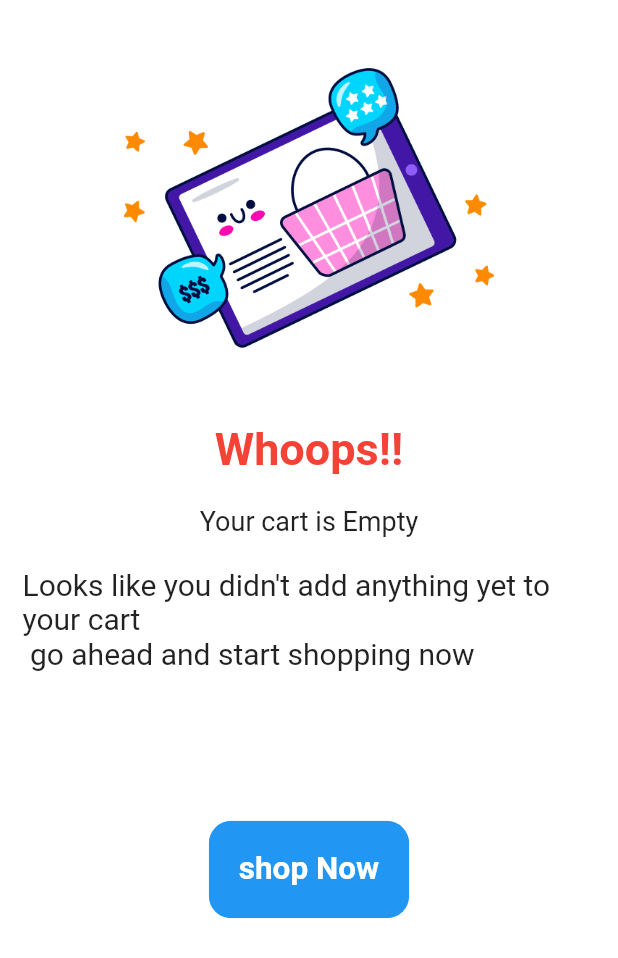
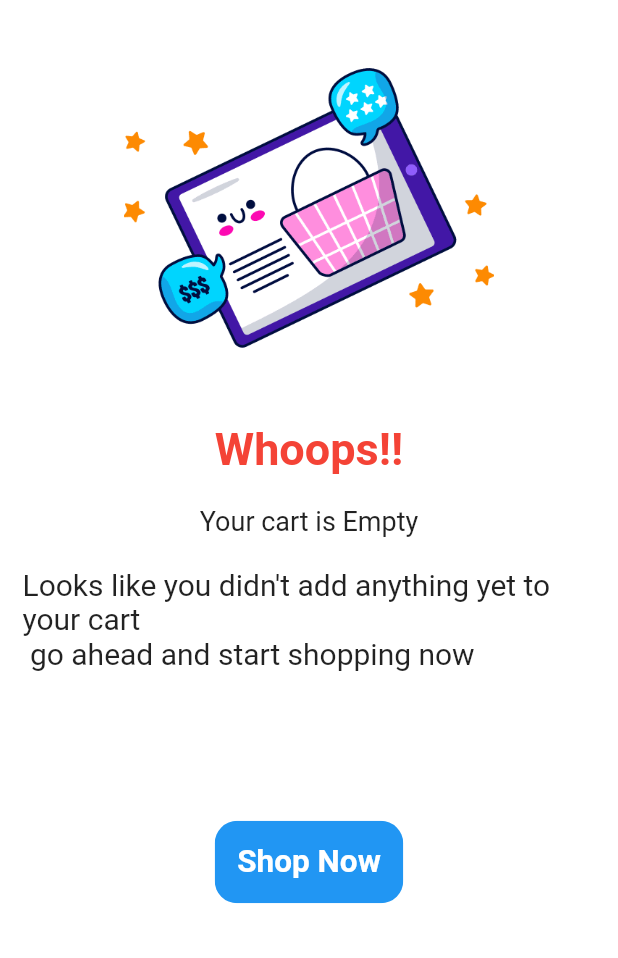
Before and after one commit to Hemo09/Ezy-Buy, a Flutter app: the CartPage screen opened by its route, on a phone screen of 412 x 824 dp. Shown: the top 958 px of the screen. Run offline on Flutter 3.47's test engine with Material 2 defaults, Android fonts, the phone set to English and light mode, and no system bars; our stand-ins replace card_swiper, fancy_shimmer_image, firebase_core, flutter_iconly, go_router, image_picker and 3 more; missing offline and left inert: dynamic_height_grid_view; accounts and stored records are empty; network calls fail.

Commit message:
finsih wishlist

```diff
--- a/lib/core/utils/widgets/custom_empty_cart.dart
+++ b/lib/core/utils/widgets/custom_empty_cart.dart
@@ -1,14 +1,16 @@
+import 'package:ezy_buy/core/utils/app_router.dart';
 import 'package:flutter/material.dart';
+import 'package:go_router/go_router.dart';
 
-class EmptyCart extends StatelessWidget {
-  const EmptyCart(
-      {super.key,
-      required this.pathImage,
-      required this.title,
-      required this.subtitle,
-      required this.body,
-      required this.buttonText});
-  final String pathImage, title, subtitle, body, buttonText;
+class CustomNoData extends StatelessWidget {
+  const CustomNoData({
+    super.key,
+    required this.pathImage,
+    required this.title,
+    required this.subtitle,
+    required this.body,
+  });
+  final String pathImage, title, subtitle, body;
 
   @override
   Widget build(BuildContext context) {
@@ -59,14 +61,16 @@ class EmptyCart extends StatelessWidget {
                 borderRadius: BorderRadius.circular(15.0),
                 child: ElevatedButton(
                     style: ElevatedButton.styleFrom(
-                      padding: const EdgeInsets.all(20.0),
+                      padding: const EdgeInsets.all(15.0),
                       elevation: 0.0,
                     ),
-                    onPressed: () {},
-                    child: Text(
-                      buttonText,
-                      style: const TextStyle(
-                          fontSize: 21, fontWeight: FontWeight.w600),
+                    onPressed: () {
+                      GoRouter.of(context).push(NamedRouteScreen.kRootPage);
+                    },
+                    child: const Text(
+                      "Shop Now",
+                      style:
+                          TextStyle(fontSize: 21, fontWeight: FontWeight.w600),
                     )),
               ),
             ],
--- a/lib/features/cart_page/presentaion/views/widgets/empty_cart.dart
+++ b/lib/features/cart_page/presentaion/views/widgets/empty_cart.dart
@@ -10,10 +10,9 @@ class EmptyCartPage extends StatelessWidget {
     return Scaffold(
       body: Column(
         children: [
-          EmptyCart(
+          CustomNoData(
             body:
                 "Looks like you didn't add anything yet to your cart \n go ahead and start shopping now",
-            buttonText: "shop Now",
             pathImage: AppImages.shoppingBasket,
             subtitle: "Your cart is Empty",
             title: "Whoops!!",
--- a/lib/features/home_page/presenation/view/widgets/latest_arrival_item.dart
+++ b/lib/features/home_page/presenation/view/widgets/latest_arrival_item.dart
@@ -68,7 +68,7 @@ class LatestArrival extends StatelessWidget {
                           Row(
                             mainAxisAlignment: MainAxisAlignment.spaceBetween,
                             children: [
-                              const FavouriteIcon(),
+                              FavouriteIcon(productId: getFindById.productId),
                               const SizedBox(
                                 width: 9,
                               ),
--- /dev/null
+++ b/lib/features/profile_page/data/models/wish_list_model.dart
@@ -0,0 +1,7 @@
+import 'package:flutter/material.dart';
+
+class WishListModel with ChangeNotifier {
+  String? productId;
+  String? wishListId;
+  WishListModel({required this.productId, required this.wishListId});
+}
--- a/lib/features/search_page/presentaion/views/widgets/grid_item.dart
+++ b/lib/features/search_page/presentaion/views/widgets/grid_item.dart
@@ -1,10 +1,10 @@
+import 'package:ezy_buy/core/helper/favourite_icon.dart';
 import 'package:ezy_buy/core/utils/app_images.dart';
 import 'package:ezy_buy/core/utils/app_router.dart';
 import 'package:ezy_buy/features/cart_page/presentaion/view_model/provider/cart_provider.dart';
 import 'package:ezy_buy/features/home_page/presenation/view_model/product_provider.dart';
 import 'package:fancy_shimmer_image/fancy_shimmer_image.dart';
 import 'package:flutter/material.dart';
-import 'package:flutter_iconly/flutter_iconly.dart';
 import 'package:go_router/go_router.dart';
 import 'package:provider/provider.dart';
 
@@ -58,7 +58,7 @@ class GridViewItem extends StatelessWidget {
                         ),
                       ),
                     ),
-                    const Icon(IconlyLight.heart),
+                    FavouriteIcon(productId: getFindById.productId)
                   ],
                 ),
                 const SizedBox(
--- a/lib/main.dart
+++ b/lib/main.dart
@@ -3,6 +3,7 @@ import 'package:ezy_buy/core/theme/theme_provider.dart';
 import 'package:ezy_buy/core/utils/app_router.dart';
 import 'package:ezy_buy/features/cart_page/presentaion/view_model/provider/cart_provider.dart';
 import 'package:ezy_buy/features/home_page/presenation/view_model/product_provider.dart';
+import 'package:ezy_buy/features/profile_page/presentaion/view_model/wish_list_provider/wish_list_provider.dart';
 import 'package:ezy_buy/firebase_options.dart';
 import 'package:firebase_core/firebase_core.dart';
 import 'package:provider/provider.dart';
@@ -32,6 +33,9 @@ class MyApp extends StatelessWidget {
         ChangeNotifierProvider(create: (context) {
           return CartProvider();
         }),
+        ChangeNotifierProvider(create: (context) {
+          return WishListProvider();
+        }),
       ],
       child: Consumer<ThemeProvider>(
         builder: (context, themeProvider, child) {
```
Also changed, not shown: lib/core/helper/favourite_icon.dart (+24 -7 lines), lib/features/cart_page/presentaion/views/widgets/custom_item_cart.dart (+2 -6 lines), lib/features/product_details/presentaion/views/widgets/product_content.dart (+4 -8 lines), lib/features/profile_page/presentaion/view_model/wish_list_provider/wish_list_provider.dart (added, +35 -0 lines), lib/features/profile_page/presentaion/views/ineer_pages/wish_list.dart (+21 -7 lines).
